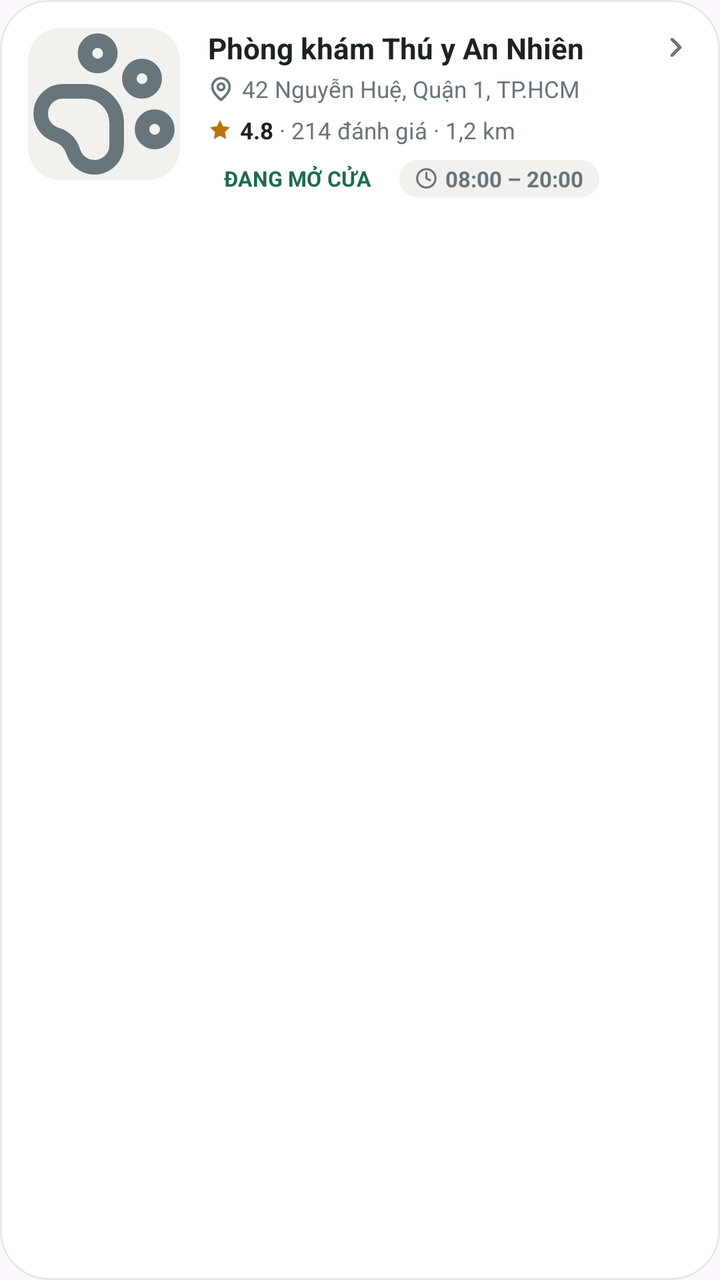
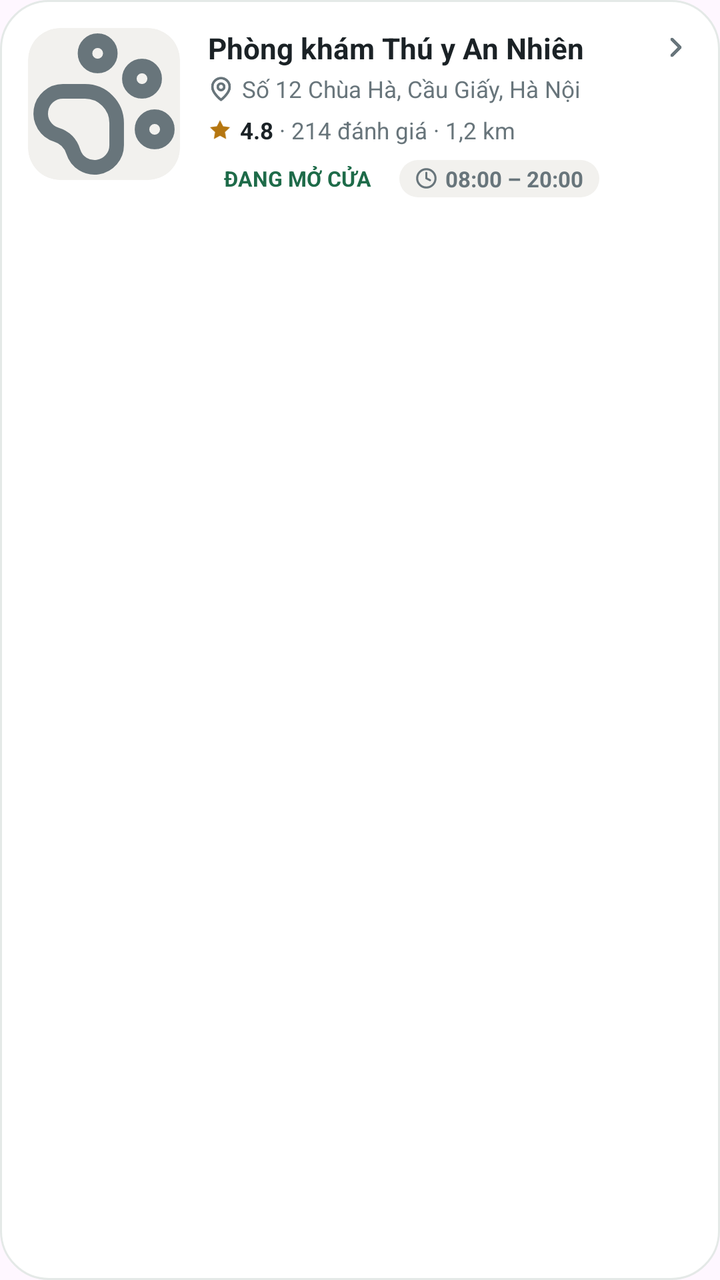

Screens rendered from an Android XML layout before and after an edit, with the pre-edit source and the edit as a unified diff.
<!-- AndroidManifest.xml: application theme Theme.PetcareUI -->
<!-- res/layout/item_clinic_row.xml -->
<?xml version="1.0" encoding="utf-8"?>
<LinearLayout xmlns:android="http://schemas.android.com/apk/res/android"
    xmlns:app="http://schemas.android.com/apk/res-auto"
    xmlns:tools="http://schemas.android.com/tools"
    android:layout_width="match_parent"
    android:layout_height="wrap_content"
    android:layout_marginBottom="12dp"
    android:background="@drawable/bg_card_clinic"
    android:orientation="horizontal"
    android:padding="14dp"
    android:clickable="true"
    android:focusable="true">

    
    <androidx.cardview.widget.CardView
        android:layout_width="76dp"
        android:layout_height="76dp"
        app:cardCornerRadius="16dp"
        app:cardElevation="0dp"
        app:cardBackgroundColor="@color/surface_muted">

        <ImageView
            android:id="@+id/ivClinicImage"
            android:layout_width="match_parent"
            android:layout_height="match_parent"
            android:scaleType="centerCrop"
            android:src="@drawable/ic_paw"
            app:tint="@color/text_muted"
            tools:ignore="ContentDescription" />
    </androidx.cardview.widget.CardView>

    
    <LinearLayout
        android:layout_width="0dp"
        android:layout_height="wrap_content"
        android:layout_marginStart="14dp"
        android:layout_weight="1"
        android:orientation="vertical">

        
        <LinearLayout
            android:layout_width="match_parent"
            android:layout_height="wrap_content"
            android:gravity="center_vertical"
            android:orientation="horizontal">

            <TextView
                android:id="@+id/tvClinicName"
                android:layout_width="0dp"
                android:layout_height="wrap_content"
                android:layout_weight="1"
                android:text="Phòng khám Thú y An Nhiên"
                android:textSize="14.5sp"
                android:textStyle="bold"
                android:textColor="@color/text_foreground"
                android:singleLine="true"
                android:ellipsize="end" />

            <ImageView
                android:layout_width="16dp"
                android:layout_height="16dp"
                android:layout_marginStart="6dp"
                android:src="@drawable/ic_chevron_right"
                tools:ignore="ContentDescription" />
        </LinearLayout>

        
        <LinearLayout
            android:layout_width="wrap_content"
            android:layout_height="wrap_content"
            android:layout_marginTop="3dp"
            android:gravity="center_vertical"
            android:orientation="horizontal">

            <ImageView
                android:layout_width="13dp"
                android:layout_height="13dp"
                android:src="@drawable/ic_map_pin"
                tools:ignore="ContentDescription" />

            <TextView
                android:id="@+id/tvClinicAddress"
                android:layout_width="wrap_content"
                android:layout_height="wrap_content"
                android:layout_marginStart="4dp"
                android:text="42 Nguyễn Huệ, Quận 1, TP.HCM"
                android:textSize="11.5sp"
                android:textColor="@color/text_muted"
                android:singleLine="true"
                android:ellipsize="end" />
        </LinearLayout>

        
        <LinearLayout
            android:layout_width="wrap_content"
            android:layout_height="wrap_content"
            android:layout_marginTop="5dp"
            android:gravity="center_vertical"
            android:orientation="horizontal">

            <ImageView
                android:layout_width="12dp"
                android:layout_height="12dp"
                android:src="@drawable/ic_star_filled"
                tools:ignore="ContentDescription" />

            <TextView
                android:id="@+id/tvClinicRating"
                android:layout_width="wrap_content"
                android:layout_height="wrap_content"
                android:layout_marginStart="4dp"
                android:text="4.8"
                android:textSize="11.5sp"
                android:textStyle="bold"
                android:textColor="@color/text_foreground" />

            <TextView
                android:id="@+id/tvClinicMeta"
                android:layout_width="wrap_content"
                android:layout_height="wrap_content"
                android:text=" · 214 đánh giá · 1,2 km"
                android:textSize="11.5sp"
                android:textColor="@color/text_muted" />
        </LinearLayout>

        
        <LinearLayout
            android:layout_width="wrap_content"
            android:layout_height="wrap_content"
            android:layout_marginTop="7dp"
            android:gravity="center_vertical"
            android:orientation="horizontal">

            <TextView
                android:id="@+id/tvClinicStatusBadge"
                android:layout_width="wrap_content"
                android:layout_height="wrap_content"
                android:background="@drawable/bg_badge_open"
                android:paddingStart="8dp"
                android:paddingEnd="8dp"
                android:paddingTop="2dp"
                android:paddingBottom="2dp"
                android:text="ĐANG MỞ CỬA"
                android:textSize="10.5sp"
                android:textStyle="bold"
                android:textColor="@color/status_success_ink" />

            <LinearLayout
                android:id="@+id/layoutHoursPill"
                android:layout_width="wrap_content"
                android:layout_height="wrap_content"
                android:layout_marginStart="6dp"
                android:background="@drawable/bg_pill_gray"
                android:gravity="center_vertical"
                android:orientation="horizontal"
                android:paddingStart="8dp"
                android:paddingEnd="8dp"
                android:paddingTop="2dp"
                android:paddingBottom="2dp">

                <ImageView
                    android:layout_width="11dp"
                    android:layout_height="11dp"
                    android:src="@drawable/ic_clock"
                    tools:ignore="ContentDescription" />

                <TextView
                    android:id="@+id/tvClinicHours"
                    android:layout_width="wrap_content"
                    android:layout_height="wrap_content"
                    android:layout_marginStart="4dp"
                    android:text="08:00 – 20:00"
                    android:textSize="11sp"
                    android:textStyle="bold"
                    android:textColor="@color/text_muted" />
            </LinearLayout>
        </LinearLayout>
    </LinearLayout>
</LinearLayout>
<!-- resources referenced by this layout -->
<resources>
  <color name="status_success_ink">#1E6B49</color>
  <color name="surface_muted">#F2F1EE</color>
  <color name="text_foreground">#1B2226</color>
  <color name="text_muted">#68757B</color>
  <!-- drawable bg_badge_open (drawable) -->
  <?xml version="1.0" encoding="utf-8"?>
  <shape xmlns:android="http://schemas.android.com/apk/res/android"
      android:shape="rectangle">
      <corners android:radius="999dp" />
      <solid android:color="#EFFFFFFF" />
  </shape>
  <!-- drawable bg_card_clinic (drawable) -->
  <?xml version="1.0" encoding="utf-8"?>
  <shape xmlns:android="http://schemas.android.com/apk/res/android"
      android:shape="rectangle">
      <corners android:radius="24dp" />
      <solid android:color="@color/surface_card" />
      <stroke android:width="1dp" android:color="@color/stroke_border" />
  </shape>
  <!-- drawable bg_pill_gray (drawable) -->
  <?xml version="1.0" encoding="utf-8"?>
  <shape xmlns:android="http://schemas.android.com/apk/res/android"
      android:shape="rectangle">
      <corners android:radius="999dp" />
      <solid android:color="@color/surface_muted" />
  </shape>
  <!-- drawable ic_chevron_right (drawable) -->
  <vector xmlns:android="http://schemas.android.com/apk/res/android"
      android:width="24dp"
      android:height="24dp"
      android:viewportWidth="24"
      android:viewportHeight="24">
      <path
          android:fillColor="#00000000"
          android:strokeColor="#68757B"
          android:strokeWidth="2.4"
          android:strokeLineCap="round"
          android:strokeLineJoin="round"
          android:pathData="M9,18l6,-6 -6,-6" />
  </vector>
  <!-- drawable ic_clock (drawable) -->
  <vector xmlns:android="http://schemas.android.com/apk/res/android"
      android:width="24dp"
      android:height="24dp"
      android:viewportWidth="24"
      android:viewportHeight="24">
      <path
          android:fillColor="#00000000"
          android:strokeColor="#68757B"
          android:strokeWidth="2.3"
          android:strokeLineCap="round"
          android:strokeLineJoin="round"
          android:pathData="M12,12m-10,0a10,10 0 1,0 20,0a10,10 0 1,0 -20,0" />
      <path
          android:fillColor="#00000000"
          android:strokeColor="#68757B"
          android:strokeWidth="2.3"
          android:strokeLineCap="round"
          android:strokeLineJoin="round"
          android:pathData="M12,6v6l4,2" />
  </vector>
  <!-- drawable ic_map_pin (drawable) -->
  <vector xmlns:android="http://schemas.android.com/apk/res/android"
      android:width="24dp"
      android:height="24dp"
      android:viewportWidth="24"
      android:viewportHeight="24">
      <path
          android:fillColor="#00000000"
          android:strokeColor="#68757B"
          android:strokeWidth="2.3"
          android:strokeLineCap="round"
          android:strokeLineJoin="round"
          android:pathData="M20,10c0,6 -8,12 -8,12s-8,-6 -8,-12a8,8 0 0,1 16,0Z" />
      <path
          android:fillColor="#00000000"
          android:strokeColor="#68757B"
          android:strokeWidth="2.3"
          android:strokeLineCap="round"
          android:strokeLineJoin="round"
          android:pathData="M12,10m-3,0a3,3 0 1,0 6,0a3,3 0 1,0 -6,0" />
  </vector>
  <!-- drawable ic_star_filled (drawable) -->
  <vector xmlns:android="http://schemas.android.com/apk/res/android"
      android:width="24dp"
      android:height="24dp"
      android:viewportWidth="24"
      android:viewportHeight="24">
      <path
          android:fillColor="#B57610"
          android:pathData="M12,2l3.09,6.26L22,9.27l-5,4.87 1.18,6.88L12,17.77l-6.18,3.25L7,14.14 2,9.27l6.91,-1.01L12,2z" />
  </vector>
  <style name="Theme.PetcareUI" parent="Base.Theme.PetcareUI" />
  <color name="surface_card">#FFFFFF</color>
  <color name="stroke_border">#E4E9E7</color>
  <style name="Base.Theme.PetcareUI" parent="Theme.Material3.DayNight.NoActionBar">
          
          
      </style>
  <!-- unchanged entries left out for length: 1 -->
</resources>

<!-- the commit's change to res/layout/item_clinic_row.xml (unified diff, before → after) -->
@@ -83,7 +83,7 @@
                 android:layout_width="wrap_content"
                 android:layout_height="wrap_content"
                 android:layout_marginStart="4dp"
-                android:text="42 Nguyễn Huệ, Quận 1, TP.HCM"
+                android:text="Số 12 Chùa Hà, Cầu Giấy, Hà Nội"
                 android:textSize="11.5sp"
                 android:textColor="@color/text_muted"
                 android:singleLine="true"
